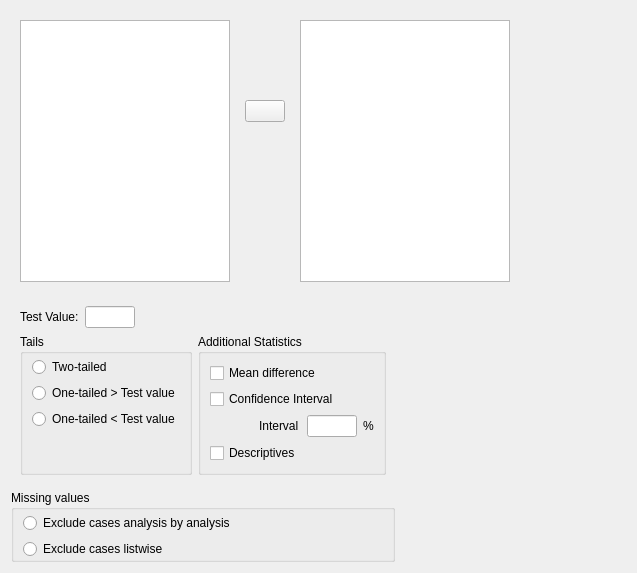
jasp-stats/jasp-desktop, file JASP-Desktop/analysisforms/ttestonesample.ui: the form before one commit.
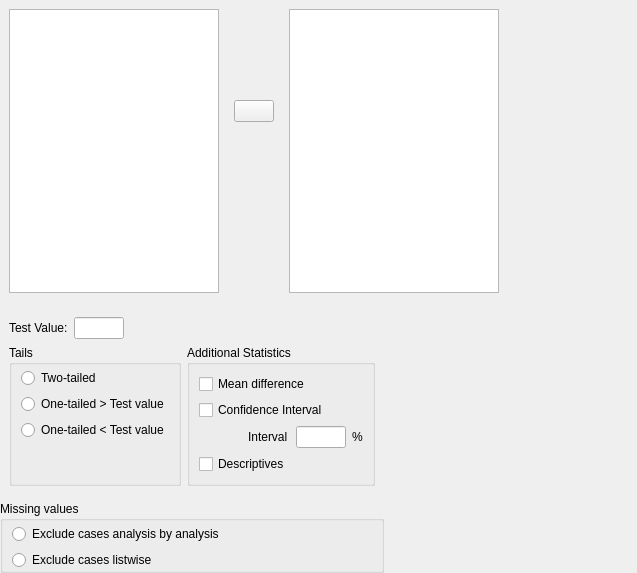
The form after the commit. Custom widgets are drawn as their Qt base class.

Commit message: Cosmetic fixes to the one sample ttest

What changed in the file:
```diff
--- a/JASP-Desktop/analysisforms/ttestonesample.ui
+++ b/JASP-Desktop/analysisforms/ttestonesample.ui
@@ -14,6 +14,18 @@
    <string>Form</string>
   </property>
   <layout class="QGridLayout" name="gridLayout_9">
+   <property name="leftMargin">
+    <number>0</number>
+   </property>
+   <property name="topMargin">
+    <number>0</number>
+   </property>
+   <property name="rightMargin">
+    <number>0</number>
+   </property>
+   <property name="bottomMargin">
+    <number>0</number>
+   </property>
    <item row="0" column="0" colspan="2">
     <widget class="QWidget" name="widget" native="true">
      <property name="sizePolicy">
```
Left out of the diff: 1 changed line with no effect on the pictures.
